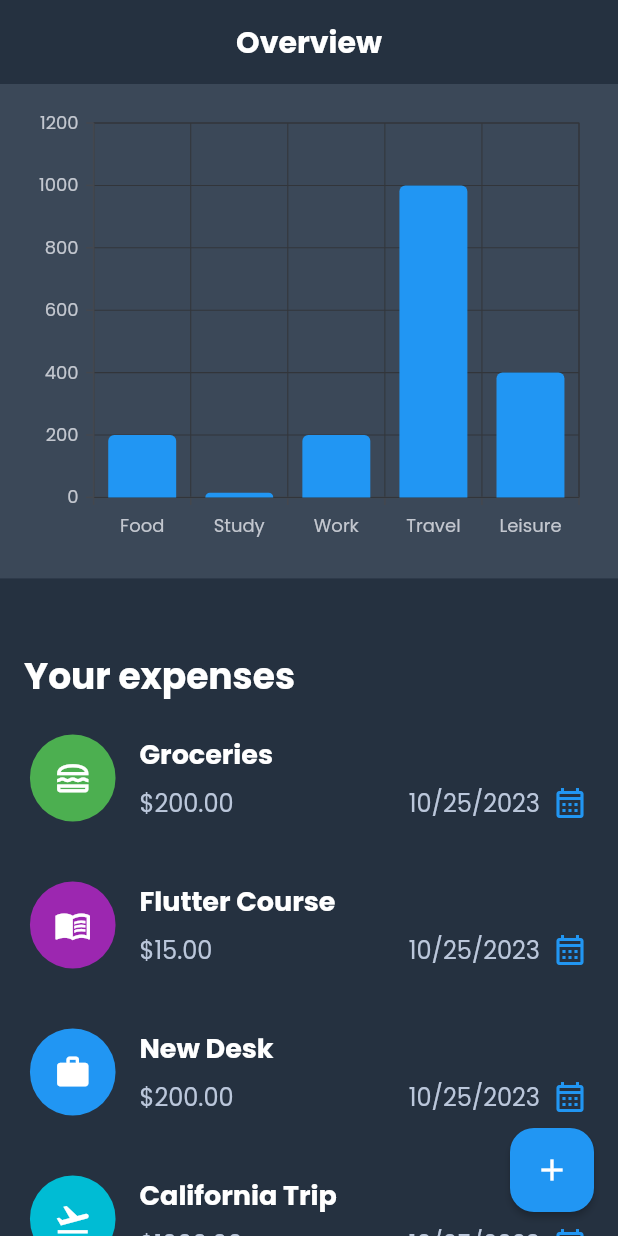
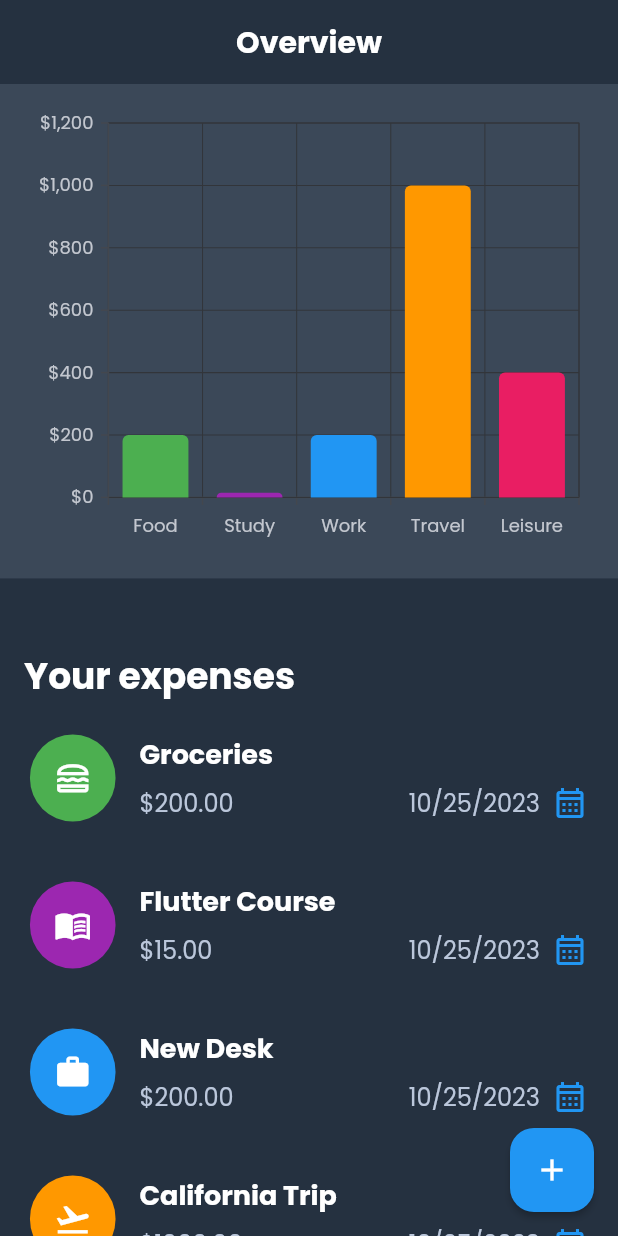
Before and after one commit to TNury/flutter_expenses_app, a Flutter app: the screen it shows after launch, on a phone screen of 412 x 824 dp. Run offline on Flutter 3.47's test engine with Material 2 defaults, Android fonts, the phone set to English and light mode, and no system bars; our stand-ins replace syncfusion_flutter_charts.

Commit message:
feat: Update chart design

```diff
--- a/lib/models/expense.dart
+++ b/lib/models/expense.dart
@@ -9,6 +9,14 @@ const categoryIcons = {
   Category.leisure: Icons.movie_outlined,
   Category.work: Icons.work,
   Category.study: Icons.menu_book_outlined
+};
+
+Map<Category, Color> categoryColors = {
+  Category.food: Colors.green,
+  Category.travel: Colors.orange,
+  Category.leisure: Colors.pink,
+  Category.work: Colors.blue,
+  Category.study: Colors.purple,
 };
 
 class Expense {
--- a/lib/widgets/ui/specialized/chart/chart.dart
+++ b/lib/widgets/ui/specialized/chart/chart.dart
@@ -1,6 +1,7 @@
 import 'package:flutter/material.dart';
 import 'package:flutter_expenses_tracker/models/expense.dart';
 import 'package:flutter_expenses_tracker/utils/utils.dart';
+import 'package:intl/intl.dart';
 import 'package:syncfusion_flutter_charts/charts.dart';
 
 class Chart extends StatelessWidget {
@@ -8,20 +9,42 @@ class Chart extends StatelessWidget {
 
   final List<Expense> registeredExpenses;
 
-  // List<GDPData> get _chartsData {
-  //   return const [
-  //     GDPData('Food', 50),
-  //     GDPData('Travel', 600),
-  //     GDPData('Study', 200),
-  //     GDPData('Work', 300),
-  //     GDPData('Leisure', 300),
-  //   ];
-  // }
+  List<Expense> get _chartsData {
+    // Create a copy of registeredExpenses
+    List<Expense> chartsData = [...registeredExpenses];
+
+    // Get a list of all categories
+    List<Category> allCategories = Category.values.toList();
+
+    // Get a set of present categories
+    Set<Category> presentCategories = chartsData.map((e) => e.category).toSet();
+
+    // Get missing categories
+    List<Category> missingCategories =
+        allCategories.where((c) => !presentCategories.contains(c)).toList();
+
+    // Add placeholder expenses for missing categories
+    chartsData.addAll(
+      missingCategories.map(
+        (category) => Expense(
+          title: 'Placeholder',
+          category: category,
+          amount: 0,
+          date: DateTime.now(),
+        ),
+      ),
+    );
+
+    return chartsData;
+  }
 
   @override
   Widget build(BuildContext context) {
     final double containerHeight =
         MediaQuery.of(context).size.height * 0.4; // 40% of the screen height
+
+    final NumberFormat currencyFormatter =
+        NumberFormat.currency(symbol: '\$', decimalDigits: 0);
 
     return Container(
       padding: const EdgeInsets.all(16),
@@ -32,11 +55,11 @@ class Chart extends StatelessWidget {
       child: SfCartesianChart(
         series: <ChartSeries>[
           ColumnSeries<Expense, String>(
-            dataSource: registeredExpenses,
+            dataSource: _chartsData,
             xValueMapper: (Expense expense, _) =>
                 getCapitalizedString(expense.category.name),
             yValueMapper: (Expense expense, _) => expense.amount,
-            color: Theme.of(context).colorScheme.primary,
+            pointColorMapper: (Expense expense, _) => categoryColors[expense.category],
             borderRadius: const BorderRadius.only(
               topLeft: Radius.circular(4),
               topRight: Radius.circular(4),
@@ -44,7 +67,7 @@ class Chart extends StatelessWidget {
           )
         ],
         primaryXAxis: CategoryAxis(),
-        primaryYAxis: NumericAxis(),
+        primaryYAxis: NumericAxis(numberFormat: currencyFormatter),
       ),
     );
   }
--- a/lib/widgets/ui/specialized/expenses_list/expenses_list_item.dart
+++ b/lib/widgets/ui/specialized/expenses_list/expenses_list_item.dart
@@ -5,21 +5,6 @@ class ExpensesListItem extends StatelessWidget {
   const ExpensesListItem(this.expenseData, {super.key});
 
   final Expense expenseData;
-
-  Color getIconBackground(BuildContext context) {
-    switch (expenseData.category) {
-      case Category.food:
-        return Colors.green;
-      case Category.leisure:
-        return Colors.indigo;
-      case Category.travel:
-        return Colors.cyan;
-      case Category.study:
-        return Colors.purple;
-      default:
-        return Theme.of(context).colorScheme.primary;
-    }
-  }
 
   @override
   Widget build(BuildContext context) {
@@ -34,7 +19,7 @@ class ExpensesListItem extends StatelessWidget {
               padding: const EdgeInsets.all(16),
               decoration: BoxDecoration(
                 borderRadius: BorderRadius.circular(50),
-                color: getIconBackground(context),
+                color: categoryColors[expenseData.category],
               ),
               child: Icon(
                 categoryIcons[expenseData.category],
@@ -77,8 +62,8 @@ class ExpensesListItem extends StatelessWidget {
                           Text(
                             expenseData.formattedDate,
                             style: Theme.of(context).textTheme.bodyMedium!.copyWith(
-                              color: Theme.of(context).colorScheme.secondary,
-                            ),
+                                  color: Theme.of(context).colorScheme.secondary,
+                                ),
                           ),
                           const SizedBox(width: 8),
                           const Icon(Icons.calendar_month_outlined),
```
